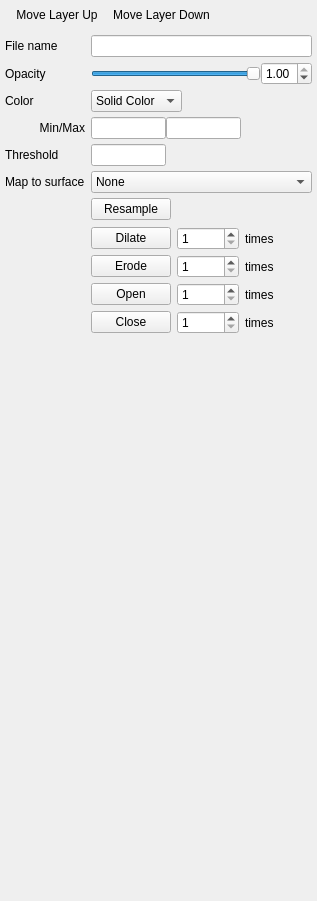
Old version of the form freeview/PanelROI.ui in the repository freesurfer/freesurfer.
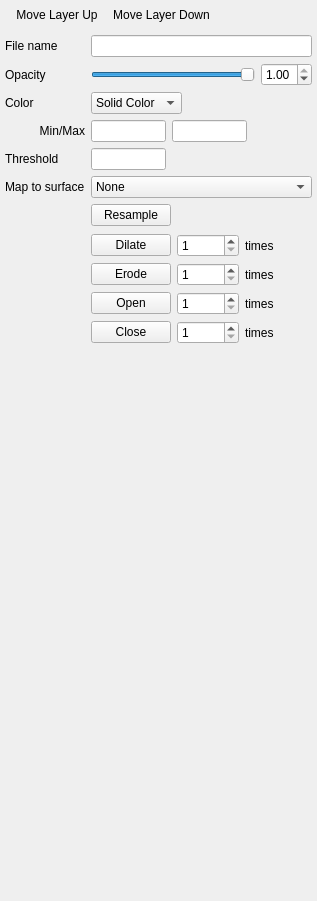
New version of the form. Icons and pictures are not drawn. Custom widgets are drawn as their Qt base class.

```diff
--- a/freeview/PanelROI.ui
+++ b/freeview/PanelROI.ui
@@ -72,7 +72,7 @@
     <item>
      <layout class="QGridLayout" name="gridLayout">
       <property name="verticalSpacing">
-       <number>5</number>
+       <number>6</number>
       </property>
       <item row="2" column="1">
        <layout class="QHBoxLayout" name="horizontalLayout_2">
@@ -227,7 +227,7 @@
           <number>2</number>
          </property>
          <property name="verticalSpacing">
-          <number>5</number>
+          <number>6</number>
          </property>
          <item row="0" column="2">
           <widget class="QLabel" name="label_2">
```
